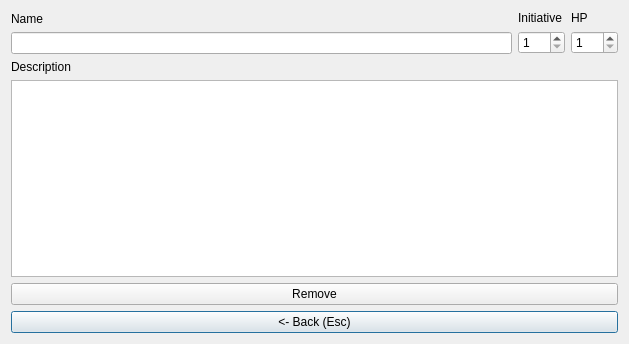
nogasgofast/Adventure_Wrench, file ui_files/Player_Dialog.ui: the form before one commit.
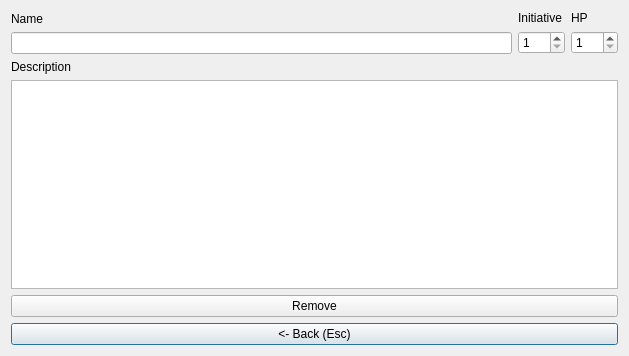
The form after the commit.

```diff
--- a/ui_files/Player_Dialog.ui
+++ b/ui_files/Player_Dialog.ui
@@ -10,7 +10,7 @@
     <x>0</x>
     <y>0</y>
     <width>629</width>
-    <height>344</height>
+    <height>356</height>
    </rect>
   </property>
   <property name="sizePolicy">
```
Left out of the diff: 2 changed lines with no effect on the pictures.
